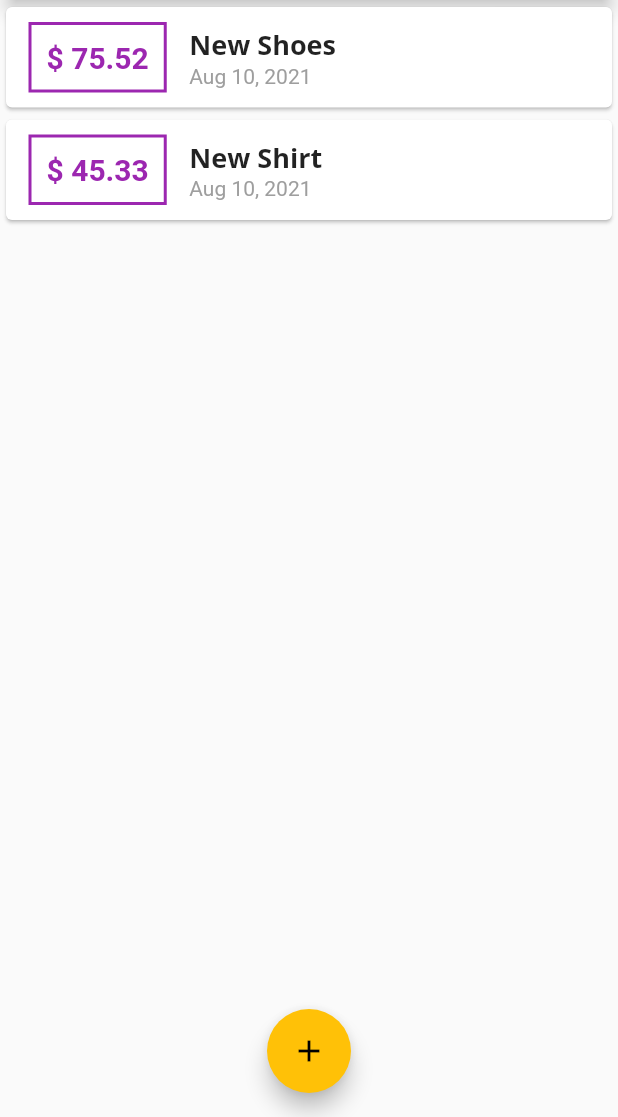
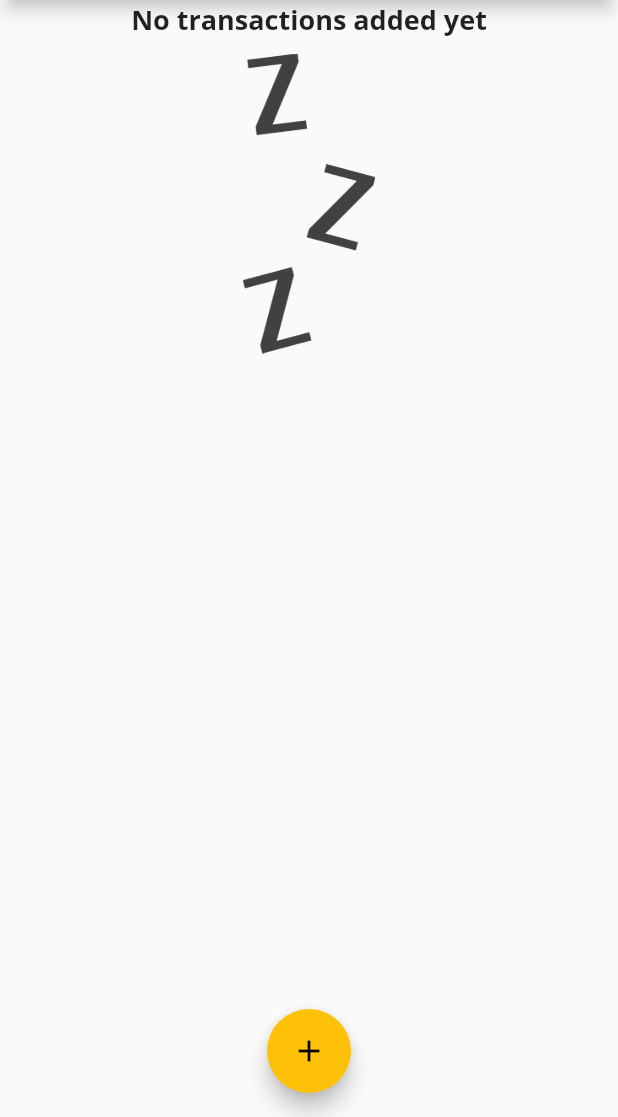
Before and after one commit to gargVader/Expense-Tracker, a Flutter app: the screen it shows after launch, on a phone screen of 412 x 824 dp, the part 119-1236 px from its top. Run offline on Flutter 3.47's test engine with Material 2 defaults, Android fonts, the phone set to English and light mode, and no system bars; Roboto replaces fonts that are missing (Open Sans).

Commit message:
empty list state added

```diff
--- a/lib/main.dart
+++ b/lib/main.dart
@@ -40,12 +40,7 @@ class MyHomePage extends StatefulWidget {
 }
 
 class _MyHomePageState extends State<MyHomePage> {
-  final List<Transaction> _userTransaction = [
-    Transaction(
-        id: 't1', title: 'New Shoes', amount: 75.52, dateTime: DateTime.now()),
-    Transaction(
-        id: 't2', title: 'New Shirt', amount: 45.33, dateTime: DateTime.now())
-  ];
+  final List<Transaction> _userTransaction = [];
 
   void _addNewTransaction(String title, double amount) {
     final newTransaction = Transaction(
--- /dev/null
+++ b/lib/widgets/empty_state_list.dart
@@ -0,0 +1,24 @@
+import 'package:flutter/material.dart';
+
+class EmptyStateList extends StatelessWidget {
+  @override
+  Widget build(BuildContext context) {
+    return Column(
+      children: [
+        Text(
+          'No transactions added yet',
+          style: Theme.of(context).textTheme.title,
+        ),
+        SizedBox(
+          height: 10,
+        ),
+        Container(
+            height: 200,
+            child: Image.asset(
+              'assets/images/waiting.png',
+              fit: BoxFit.cover,
+            ))
+      ],
+    );
+  }
+}
--- a/lib/widgets/new_transaction.dart
+++ b/lib/widgets/new_transaction.dart
@@ -16,11 +16,9 @@ class _NewTransactionState extends State<NewTransaction> {
   final amountController = TextEditingController();
 
   void _submitTransaction() {
+    widget.addNewTransaction(
+        titleController.text, double.parse(amountController.text));
     Navigator.of(context).pop();
-    final enteredTitle = titleController.text;
-    final enteredAmount = amountController.text;
-    if (enteredTitle.isEmpty || enteredAmount.isEmpty) return;
-    widget.addNewTransaction(enteredTitle, enteredAmount);
   }
 
   @override
--- a/lib/widgets/transaction_list.dart
+++ b/lib/widgets/transaction_list.dart
@@ -1,3 +1,4 @@
+import 'package:expense_tracker/widgets/empty_state_list.dart';
 import 'package:flutter/material.dart';
 import 'package:intl/intl.dart';
 
@@ -12,7 +13,9 @@ class TransactionList extends StatelessWidget {
   Widget build(BuildContext context) {
     return Container(
       height: 300,
-      child: ListView.builder(
+      child: (transactions.isEmpty)
+          ? EmptyStateList()
+          : ListView.builder(
               itemBuilder: (ctx, index) {
                 Transaction transaction = transactions[index];
                 return Card(
@@ -27,7 +30,8 @@ class TransactionList extends StatelessWidget {
                             color: Theme.of(context).primaryColor,
                           ),
                         ),
-                  margin: EdgeInsets.symmetric(vertical: 10, horizontal: 15),
+                        margin:
+                            EdgeInsets.symmetric(vertical: 10, horizontal: 15),
                         padding: EdgeInsets.all(10),
                         decoration: BoxDecoration(
                           border: Border.all(
--- a/lib/widgets/user_transactions.dart
+++ b/lib/widgets/user_transactions.dart
@@ -1,8 +1,6 @@
 import 'package:expense_tracker/models/Transaction.dart';
 import 'package:expense_tracker/widgets/transaction_list.dart';
 import 'package:flutter/material.dart';
-
-import 'new_transaction.dart';
 
 class UserTransactions extends StatefulWidget {
   @override
@@ -10,12 +8,7 @@ class UserTransactions extends StatefulWidget {
 }
 
 class _UserTransactionsState extends State<UserTransactions> {
-  final List<Transaction> _userTransaction = [
-    Transaction(
-        id: 't1', title: 'New Shoes', amount: 75.52, dateTime: DateTime.now()),
-    Transaction(
-        id: 't2', title: 'New Shirt', amount: 45.33, dateTime: DateTime.now())
-  ];
+  final List<Transaction> _userTransaction = [];
 
   void _addNewTransaction(String title, double amount) {
     if (title.isEmpty || amount <= 0) {
--- a/pubspec.yaml
+++ b/pubspec.yaml
@@ -45,9 +45,9 @@ flutter:
   # the material Icons class.
   uses-material-design: true
 
-    # To add assets to your application, add an assets section, like this:
-    # assets:
-    #   - images/a_dot_burr.jpeg
+  # To add assets to your application, add an assets section, like this:
+  assets:
+    - assets/images/waiting.png
     #   - images/a_dot_ham.jpeg
 
     # An image asset can refer to one or more resolution-specific "variants", see
```
Also changed, not shown: assets/images/waiting.png (added). Lines whose indentation alone changed are shown as unchanged.
